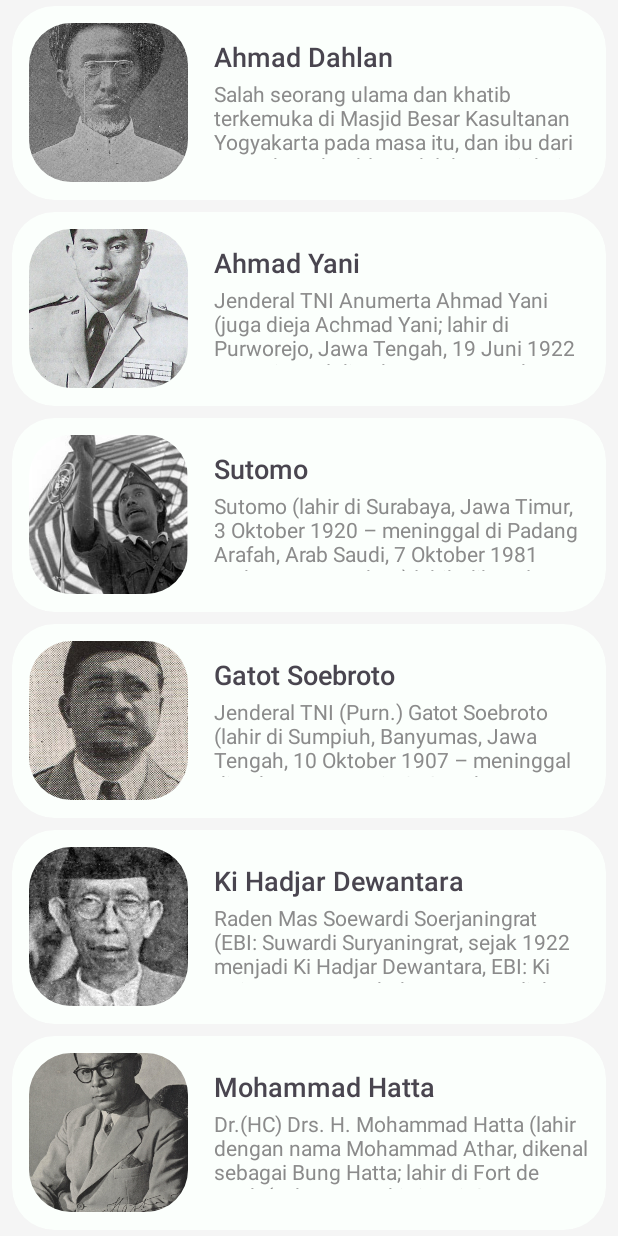
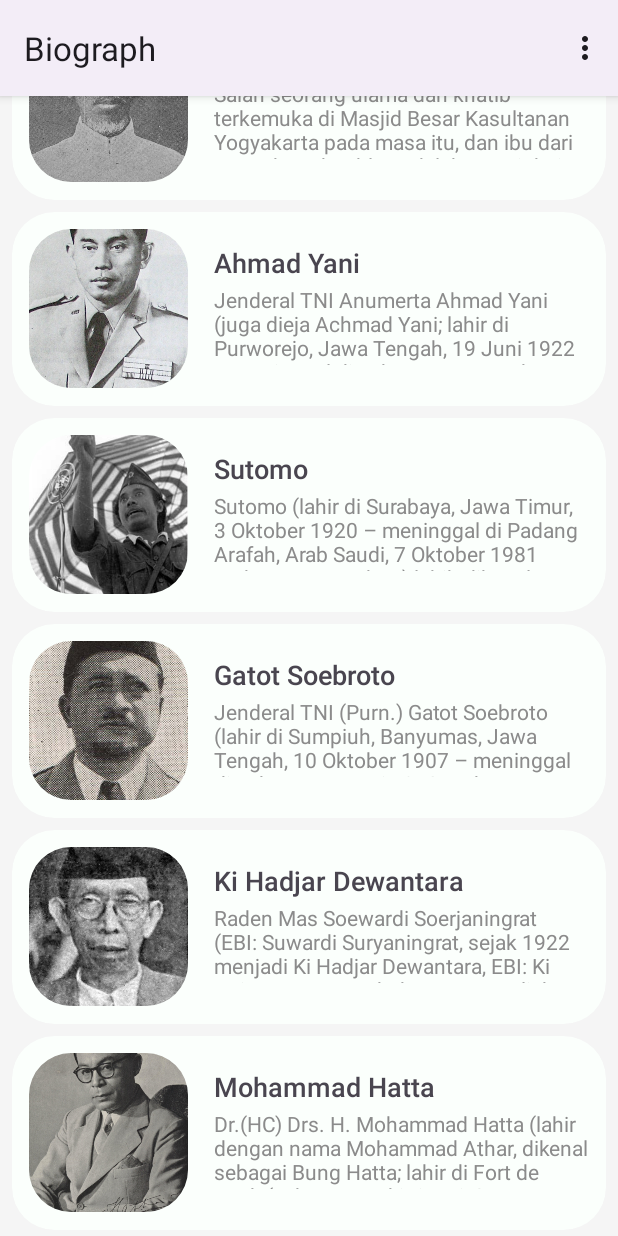
Before and after one commit to imkisi/Kotlin-study-archive, an Android app: the screen it shows after launch (MainActivity), on a phone screen of 412 x 824 dp. Run offline under Robolectric (Android 15) with nearby library versions, the light colour scheme and no system bars.

Commit message:
fix : layout

```diff
--- a/Biography/app/src/main/AndroidManifest.xml
+++ b/Biography/app/src/main/AndroidManifest.xml
@@ -14,6 +14,7 @@
         tools:targetApi="31">
         <activity
             android:name=".MainActivity"
+
             android:exported="true">
             <intent-filter>
                 <action android:name="android.intent.action.MAIN" />
--- a/Biography/app/src/main/java/com/example/biograph/MainActivity.kt
+++ b/Biography/app/src/main/java/com/example/biograph/MainActivity.kt
@@ -1,6 +1,7 @@
 package com.example.biograph
 
 import android.os.Bundle
+import android.view.Menu
 import androidx.activity.enableEdgeToEdge
 import androidx.appcompat.app.AppCompatActivity
 import androidx.core.view.ViewCompat
@@ -27,6 +28,7 @@ class MainActivity : AppCompatActivity() {
 
         list.addAll(getListHeroes())
         showRecyclerList()
+
     }
 
     private fun getListHeroes(): ArrayList<Hero> {
@@ -46,4 +48,9 @@ class MainActivity : AppCompatActivity() {
         val listHeroAdapter = ListHeroAdapter(list)
         rvHeroes.adapter = listHeroAdapter
     }
+
+    override fun onCreateOptionsMenu(menu: Menu?): Boolean {
+        menuInflater.inflate(R.menu.menu_main, menu)
+        return super.onCreateOptionsMenu(menu)
+    }
 }
--- a/Biography/app/src/main/res/layout/activity_main.xml
+++ b/Biography/app/src/main/res/layout/activity_main.xml
@@ -1,5 +1,5 @@
 <?xml version="1.0" encoding="utf-8"?>
-<androidx.constraintlayout.widget.ConstraintLayout xmlns:android="http://schemas.android.com/apk/res/android"
+<androidx.core.widget.NestedScrollView xmlns:android="http://schemas.android.com/apk/res/android"
     xmlns:app="http://schemas.android.com/apk/res-auto"
     xmlns:tools="http://schemas.android.com/tools"
     android:id="@+id/main"
@@ -7,13 +7,26 @@
     android:layout_height="match_parent"
     tools:context=".MainActivity">
 
-    <androidx.recyclerview.widget.RecyclerView
-        android:id="@+id/rv_heroes"
-        android:layout_width="0dp"
-        android:layout_height="0dp"
-        app:layout_constraintBottom_toBottomOf="parent"
-        app:layout_constraintEnd_toEndOf="parent"
-        app:layout_constraintStart_toStartOf="parent"
-        app:layout_constraintTop_toTopOf="parent" />
+    <LinearLayout
+        android:layout_width="match_parent"
+        android:layout_height="wrap_content"
+        android:orientation="vertical"
+        android:paddingTop="20dp">
 
-</androidx.constraintlayout.widget.ConstraintLayout>
+        <TextView
+            android:layout_width="200dp"
+            android:layout_height="wrap_content"
+            android:text="@string/about"
+            android:layout_marginVertical="50dp"
+            android:layout_marginHorizontal="22dp"
+            android:textFontWeight="600"
+            style="@style/Heading1"/>
+
+        <androidx.recyclerview.widget.RecyclerView
+            android:id="@+id/rv_heroes"
+            android:layout_width="match_parent"
+            android:layout_height="match_parent"/>
+
+    </LinearLayout>
+
+</androidx.core.widget.NestedScrollView>
--- /dev/null
+++ b/Biography/app/src/main/res/menu/menu_main.xml
@@ -0,0 +1,13 @@
+<?xml version="1.0" encoding="utf-8"?>
+<menu xmlns:android="http://schemas.android.com/apk/res/android"
+    xmlns:app="http://schemas.android.com/apk/res-auto"
+    android:backgroundTint="#F5F5F5">
+    <item
+        android:id="@+id/action_list"
+        android:title="@string/list"
+        app:showAsAction="never"/>
+    <item
+        android:id="@+id/action_grid"
+        android:title="@string/grid"
+        app:showAsAction="never"/>
+</menu>
--- a/Biography/app/src/main/res/values-night/themes.xml
+++ b/Biography/app/src/main/res/values-night/themes.xml
@@ -1,6 +1,6 @@
 <resources xmlns:tools="http://schemas.android.com/tools">
     <!-- Base application theme. -->
-    <style name="Base.Theme.Biograph" parent="Theme.Material3.DayNight.NoActionBar">
+    <style name="Base.Theme.Biograph" parent="Theme.Material3.DayNight">
         <!-- Customize your dark theme here. -->
         <!-- <item name="colorPrimary">@color/my_dark_primary</item> -->
     </style>
--- a/Biography/app/src/main/res/values/strings.xml
+++ b/Biography/app/src/main/res/values/strings.xml
@@ -1,5 +1,8 @@
 <resources>
     <string name="app_name">Biograph</string>
+    <string name="about">Indonesian National Hero</string>
+    <string name="list">List</string>
+    <string name="grid">Grid</string>
 
     <string name="heroes_name">Nama Pahlawan</string>
     <string name="description">Deskripsi</string>
--- a/Biography/app/src/main/res/values/themes.xml
+++ b/Biography/app/src/main/res/values/themes.xml
@@ -1,9 +1,16 @@
 <resources xmlns:tools="http://schemas.android.com/tools">
     <!-- Base application theme. -->
-    <style name="Base.Theme.Biograph" parent="Theme.Material3.DayNight.NoActionBar">
+    <style name="Base.Theme.Biograph" parent="Theme.Material3.DayNight">
         <!-- Customize your light theme here. -->
         <item name="android:windowBackground">#F5F5F5</item>
         <!-- <item name="colorPrimary">@color/my_light_primary</item> -->
+    </style>
+
+    <style name="MenuItemStyle">
+        <item name="android:background">#141622</item>
+        <item name="android:textColor">@android:color/white</item>
+        <item name="android:elevation">0dp</item>
+        <item name="android:radius">20dp</item>
     </style>
 
     <style name="RoundedImageViewShape">
@@ -12,7 +19,7 @@
     </style>
 
     <style name="Heading1">
-        <item name="android:textSize">24sp</item>
+        <item name="android:textSize">32sp</item>
         <item name="fontFamily">sans-serif</item>
     </style>
     <style name="Heading2">
```
